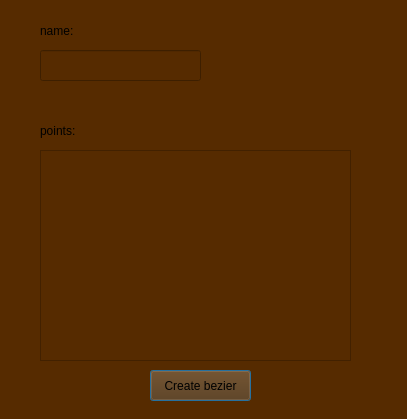
Old version of the form src/view/bezier_view/gui_bezier.ui in the repository victoriavllso/sistema-grafico-interativo.
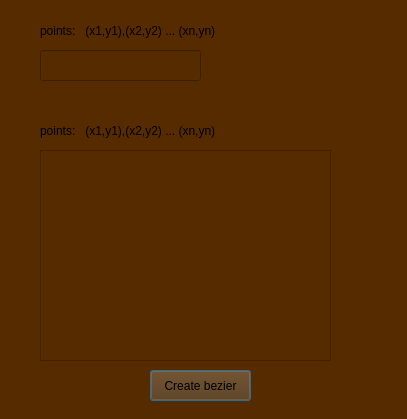
New version of the form.

Patch:
```diff
--- a/src/view/bezier_view/gui_bezier.ui
+++ b/src/view/bezier_view/gui_bezier.ui
@@ -39,17 +39,7 @@
     </rect>
    </property>
    <property name="text">
-    <string>points:</string>
-   </property>
-  </widget>
-  <widget class="QPlainTextEdit" name="input_bezier">
-   <property name="geometry">
-    <rect>
-     <x>40</x>
-     <y>150</y>
-     <width>311</width>
-     <height>211</height>
-    </rect>
+    <string>points:   (x1,y1),(x2,y2) ... (xn,yn)</string>
    </property>
   </widget>
   <widget class="QLabel" name="points_lbl_2">
@@ -62,7 +52,7 @@
     </rect>
    </property>
    <property name="text">
-    <string>name:</string>
+    <string>points:   (x1,y1),(x2,y2) ... (xn,yn)</string>
    </property>
   </widget>
   <widget class="QLineEdit" name="name_curve_bezier">
@@ -75,6 +65,16 @@
     </rect>
    </property>
   </widget>
+  <widget class="QPlainTextEdit" name="input_bezier">
+   <property name="geometry">
+    <rect>
+     <x>40</x>
+     <y>150</y>
+     <width>291</width>
+     <height>211</height>
+    </rect>
+   </property>
+  </widget>
  </widget>
  <resources/>
  <connections/>
```
